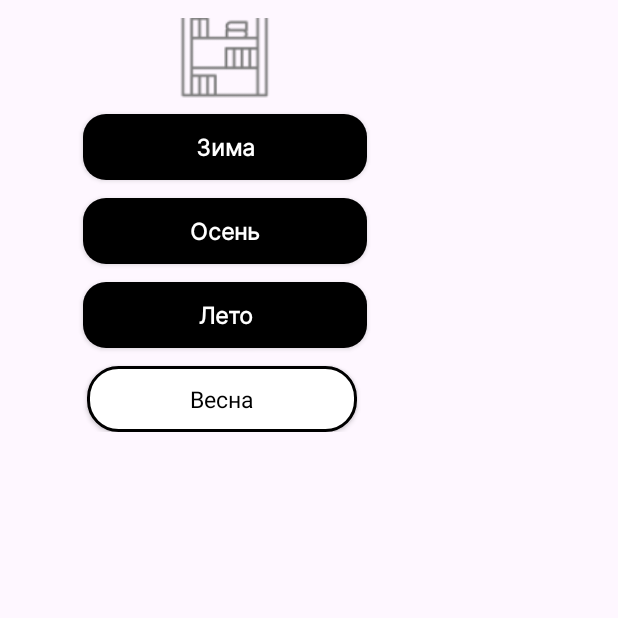
After one commit to hereyourname-hub/IS, an Android app: the DialogActivity screen opened directly, with no data from a screen before it, on a phone screen of 412 x 824 dp, the top half of it. The commit adds this screen. Run offline under Robolectric (Android 15) with nearby library versions, the phone set to English and light mode, and no system bars.

Commit message:
here pr24

```diff
--- a/app/src/main/AndroidManifest.xml
+++ b/app/src/main/AndroidManifest.xml
@@ -14,6 +14,9 @@
         android:supportsRtl="true"
         android:theme="@style/Theme.EasyShelf"
         tools:targetApi="31">
+        <activity
+            android:name=".DialogActivity"
+            android:exported="false" />
         <activity
             android:name=".Frame32"
             android:exported="false" />
--- /dev/null
+++ b/app/src/main/java/com/example/easyshelf/DialogActivity.java
@@ -0,0 +1,14 @@
+package com.example.easyshelf;
+
+import androidx.appcompat.app.AppCompatActivity;
+
+import android.os.Bundle;
+
+public class DialogActivity extends AppCompatActivity {
+
+    @Override
+    protected void onCreate(Bundle savedInstanceState) {
+        super.onCreate(savedInstanceState);
+        setContentView(R.layout.dialog_layout);
+    }
+}
--- a/app/src/main/java/com/example/easyshelf/Frame24.java
+++ b/app/src/main/java/com/example/easyshelf/Frame24.java
@@ -1,14 +1,44 @@
 package com.example.easyshelf;
 
+import android.os.Bundle;
+import android.view.View;
+import android.widget.ImageButton;
+import androidx.annotation.Nullable;
+import androidx.appcompat.app.AlertDialog;
 import androidx.appcompat.app.AppCompatActivity;
 
-import android.os.Bundle;
+import com.example.easyshelf.R;
 
 public class Frame24 extends AppCompatActivity {
 
     @Override
-    protected void onCreate(Bundle savedInstanceState) {
+    protected void onCreate(@Nullable Bundle savedInstanceState) {
         super.onCreate(savedInstanceState);
         setContentView(R.layout.activity_frame24);
+
+        ImageButton btnForShelf = findViewById(R.id.btn_for_shelf);
+
+        btnForShelf.setOnClickListener(new View.OnClickListener() {
+            @Override
+            public void onClick(View view) {
+                // Создаем AlertDialog
+                AlertDialog.Builder builder = new AlertDialog.Builder(Frame24.this);
+
+                // Устанавливаем макет для диалогового окна с фоном-обводкой
+                View dialogView = getLayoutInflater().inflate(R.layout.dialog_layout, null);
+                builder.setView(dialogView);
+
+
+                // Устанавливаем кнопку "Закрыть"
+                builder.setPositiveButton("Закрыть", null);
+
+                // Показываем диалоговое окно
+                AlertDialog dialog = builder.create();
+                dialog.show();
+
+                // Устанавливаем фон-обводку для диалогового окна
+                dialog.getWindow().setBackgroundDrawableResource(R.drawable.bg_button24);
+            }
+        });
     }
 }
--- /dev/null
+++ b/app/src/main/res/drawable/add.xml
@@ -0,0 +1,5 @@
+<vector android:height="24dp" android:tint="#8D8C8C"
+    android:viewportHeight="24" android:viewportWidth="24"
+    android:width="24dp" xmlns:android="http://schemas.android.com/apk/res/android">
+    <path android:fillColor="@android:color/white" android:pathData="M19,13h-6v6h-2v-6H5v-2h6V5h2v6h6v2z"/>
+</vector>
--- a/app/src/main/res/layout/activity_frame18.xml
+++ b/app/src/main/res/layout/activity_frame18.xml
@@ -19,6 +19,8 @@
         android:text="Полка"
         android:textAppearance="@style/TEXT"
         android:textSize="18dp"
+        android:paddingStart="4dp"
+        android:paddingEnd="4dp"
         app:layout_constraintBottom_toBottomOf="parent"
         app:layout_constraintEnd_toEndOf="parent"
         app:layout_constraintStart_toStartOf="parent"
--- /dev/null
+++ b/app/src/main/res/layout/dialog_layout.xml
@@ -0,0 +1,110 @@
+<?xml version="1.0" encoding="utf-8"?>
+<androidx.constraintlayout.widget.ConstraintLayout xmlns:android="http://schemas.android.com/apk/res/android"
+    xmlns:app="http://schemas.android.com/apk/res-auto"
+    xmlns:tools="http://schemas.android.com/tools"
+    android:layout_width="300dp"
+    android:layout_height="300dp"
+    android:padding="12dp"
+    tools:context=".Frame18">
+
+
+    <androidx.appcompat.widget.AppCompatButton
+        android:id="@+id/btn_cr"
+        style="@style/ButtonWhite18"
+        android:layout_width="189dp"
+        android:layout_height="44dp"
+        android:layout_marginBottom="12dp"
+        android:drawablePadding="-60dp"
+        android:gravity="center"
+        android:paddingStart="4dp"
+        android:paddingEnd="4dp"
+        android:text="Зима"
+        android:textAppearance="@style/TEXT"
+        android:textSize="15dp"
+        app:layout_constraintBottom_toTopOf="@+id/btn_cl"
+        app:layout_constraintEnd_toEndOf="parent"
+        app:layout_constraintStart_toStartOf="parent" />
+
+
+    <androidx.appcompat.widget.AppCompatButton
+        android:id="@+id/btn_cl"
+        style="@style/ButtonWhite18"
+        android:layout_width="189dp"
+        android:layout_height="44dp"
+        android:layout_marginBottom="12dp"
+        android:drawablePadding="-60dp"
+        android:gravity="center"
+        android:paddingStart="4dp"
+        android:paddingEnd="4dp"
+        android:text="Осень"
+        android:textAppearance="@style/TEXT"
+        android:textSize="15dp"
+        app:layout_constraintBottom_toTopOf="@+id/btn_ccap"
+        app:layout_constraintEnd_toEndOf="parent"
+        app:layout_constraintStart_toStartOf="parent" />
+
+
+    <androidx.appcompat.widget.AppCompatButton
+        android:id="@+id/btn_ccap"
+        style="@style/ButtonWhite18"
+        android:layout_width="189dp"
+        android:layout_height="44dp"
+        android:layout_marginBottom="12dp"
+        android:drawablePadding="-60dp"
+        android:gravity="center"
+        android:paddingStart="4dp"
+        android:paddingEnd="4dp"
+        android:text="Лето"
+        android:textAppearance="@style/TEXT"
+        android:textSize="15dp"
+        app:layout_constraintBottom_toTopOf="@+id/btn_add"
+        app:layout_constraintEnd_toEndOf="parent"
+        app:layout_constraintStart_toStartOf="parent" />
+
+    <androidx.appcompat.widget.AppCompatButton
+        android:id="@+id/btn_add"
+        android:layout_width="180dp"
+        android:layout_height="44dp"
+        android:background="@drawable/bg_button24"
+        android:drawablePadding="-60dp"
+        android:gravity="center"
+        android:paddingStart="4dp"
+        android:paddingEnd="4dp"
+        android:text="Весна"
+        android:textAppearance="@style/TEXT"
+        android:textSize="15dp"
+        app:layout_constraintBottom_toBottomOf="parent"
+        app:layout_constraintEnd_toEndOf="parent"
+        app:layout_constraintHorizontal_bias="0.481"
+        app:layout_constraintStart_toStartOf="parent" />
+
+<!--    <androidx.appcompat.widget.AppCompatButton-->
+<!--        android:id="@+id/btn_chg"-->
+<!--        style="@style/ButtonWhite18"-->
+<!--        android:layout_width="189dp"-->
+<!--        android:layout_height="44dp"-->
+<!--        android:layout_marginBottom="28dp"-->
+<!--        android:drawablePadding="-60dp"-->
+<!--        android:gravity="center"-->
+<!--        android:paddingStart="4dp"-->
+<!--        android:paddingEnd="4dp"-->
+<!--        android:text="Редактировать"-->
+<!--        android:textAppearance="@style/TEXT"-->
+<!--        android:textSize="15dp"-->
+<!--        app:layout_constraintBottom_toBottomOf="parent"-->
+<!--        app:layout_constraintEnd_toEndOf="parent"-->
+<!--        app:layout_constraintStart_toStartOf="parent" />-->
+
+    <ImageView
+        android:id="@+id/imageView4"
+        android:layout_width="wrap_content"
+        android:layout_height="wrap_content"
+        android:layout_marginBottom="12dp"
+        app:layout_constraintBottom_toTopOf="@+id/btn_cr"
+        app:layout_constraintEnd_toEndOf="parent"
+        app:layout_constraintStart_toStartOf="parent"
+        app:layout_constraintTop_toTopOf="parent"
+        app:layout_constraintVertical_bias="0.819"
+        app:srcCompat="@drawable/fra18" />
+
+</androidx.constraintlayout.widget.ConstraintLayout>
--- /dev/null
+++ b/app/src/main/res/values/refs.xml
@@ -0,0 +1,2 @@
+<?xml version="1.0" encoding="utf-8"?>
+<resources></resources>
```
